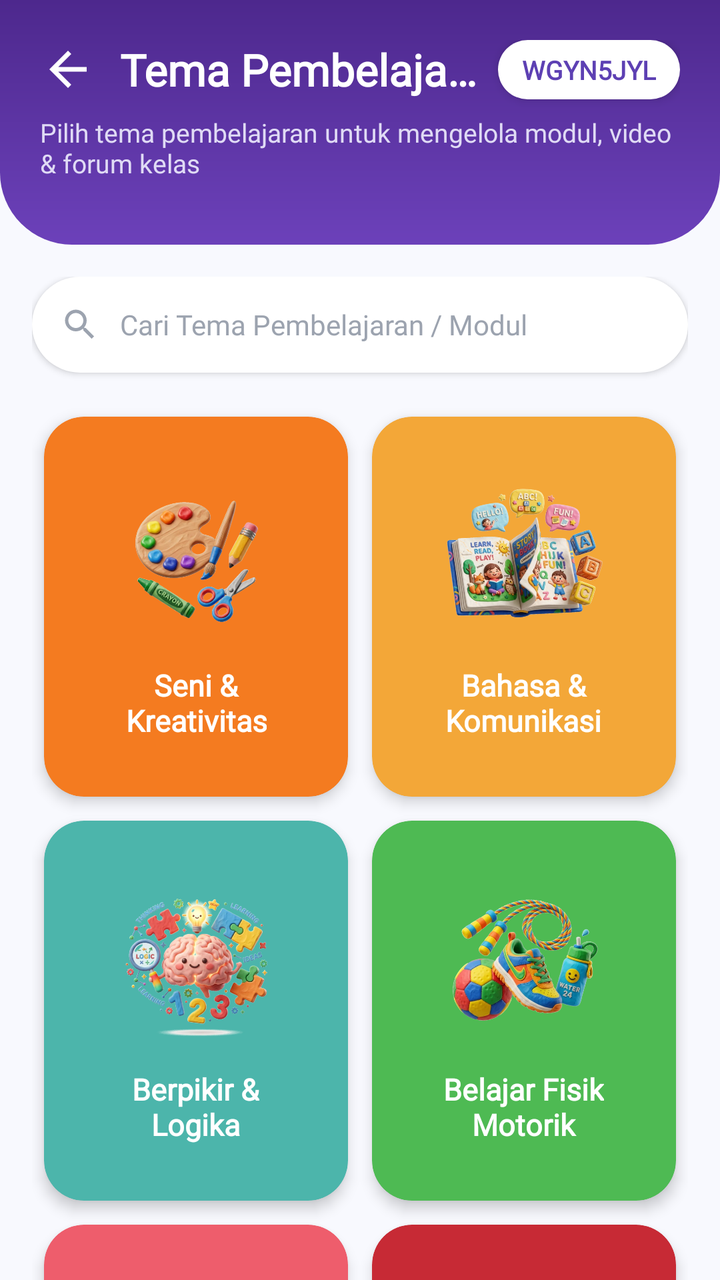
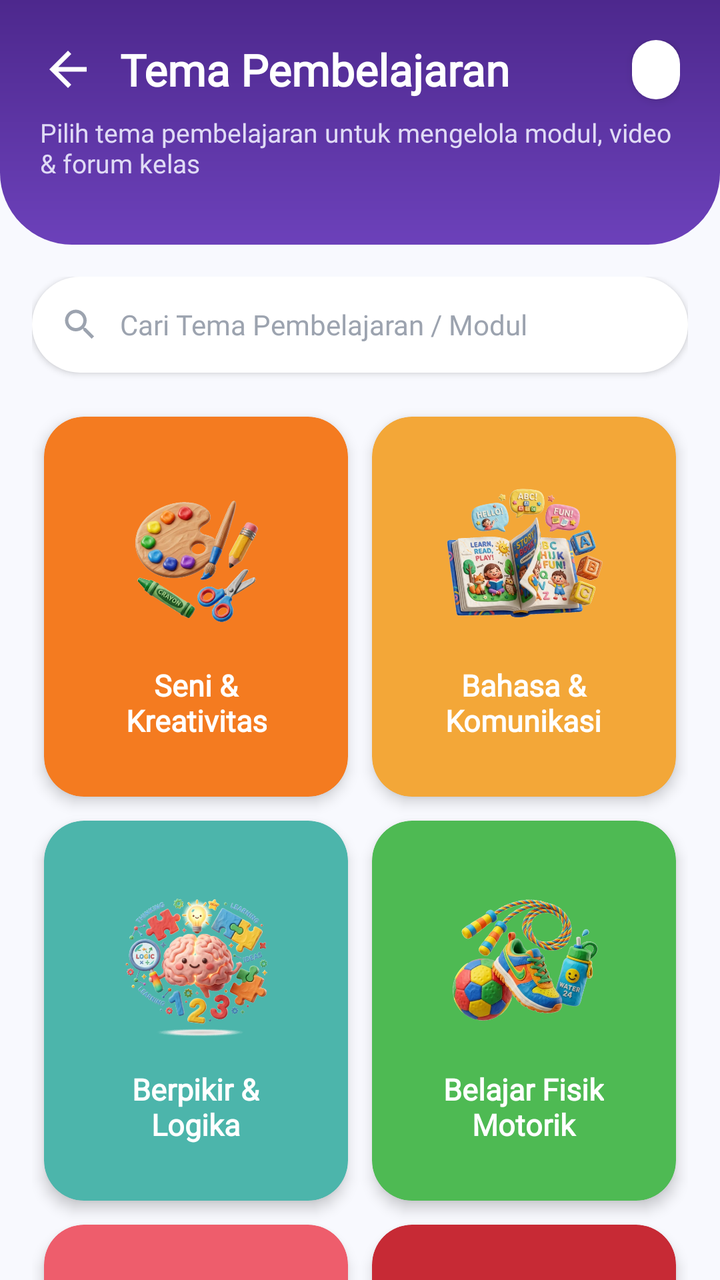

Compare the two renders of this Android layout. The source of the first and the diff that turns it into the second are given below.
<!-- AndroidManifest.xml: application theme Theme.KiboozApp -->
<!-- res/layout/activity_tema_kelas_guru.xml -->
<?xml version="1.0" encoding="utf-8"?>
<androidx.constraintlayout.widget.ConstraintLayout xmlns:android="http://schemas.android.com/apk/res/android"
    xmlns:app="http://schemas.android.com/apk/res-auto"
    android:layout_width="match_parent"
    android:layout_height="match_parent"
    android:background="@color/kibooz_background">

    
    <androidx.constraintlayout.widget.ConstraintLayout
        android:id="@+id/clTopBar"
        android:layout_width="match_parent"
        android:layout_height="wrap_content"
        android:background="@drawable/bg_header_curved_purple"
        android:paddingHorizontal="20dp"
        android:paddingTop="20dp"
        android:paddingBottom="32dp"
        app:layout_constraintTop_toTopOf="parent">

        <ImageView
            android:id="@+id/ivBack"
            android:layout_width="28dp"
            android:layout_height="28dp"
            android:background="?attr/selectableItemBackgroundBorderless"
            android:contentDescription="Kembali"
            android:src="@drawable/ic_arrow_back"
            app:layout_constraintBottom_toBottomOf="@+id/tvHeaderTitle"
            app:layout_constraintStart_toStartOf="parent"
            app:layout_constraintTop_toTopOf="@+id/tvHeaderTitle"
            app:tint="@color/kibooz_white" />

        <TextView
            android:id="@+id/tvHeaderTitle"
            android:layout_width="0dp"
            android:layout_height="wrap_content"
            android:layout_marginStart="12dp"
            android:layout_marginEnd="10dp"
            android:ellipsize="end"
            android:fontFamily="@font/baloo2"
            android:maxLines="1"
            android:text="Tema Pembelajaran"
            android:textColor="@color/kibooz_white"
            android:textSize="22sp"
            android:textStyle="bold"
            app:layout_constraintEnd_toStartOf="@+id/btnKodeKelasPill"
            app:layout_constraintStart_toEndOf="@+id/ivBack"
            app:layout_constraintTop_toTopOf="parent" />

        <LinearLayout
            android:id="@+id/btnKodeKelasPill"
            android:layout_width="wrap_content"
            android:layout_height="wrap_content"
            android:background="@drawable/bg_pill_gabung_kelas"
            android:clickable="true"
            android:elevation="3dp"
            android:focusable="true"
            android:foreground="?attr/selectableItemBackground"
            android:gravity="center_vertical"
            android:orientation="horizontal"
            android:paddingHorizontal="12dp"
            android:paddingVertical="6dp"
            app:layout_constraintBottom_toBottomOf="@+id/tvHeaderTitle"
            app:layout_constraintEnd_toEndOf="parent"
            app:layout_constraintTop_toTopOf="@+id/tvHeaderTitle">

            <TextView
                android:id="@+id/tvKodeKelasBadge"
                android:layout_width="wrap_content"
                android:layout_height="wrap_content"
                android:fontFamily="@font/baloo2"
                android:text="WGYN5JYL"
                android:textColor="@color/kibooz_primary_purple"
                android:textSize="13sp"
                android:textStyle="bold" />

        </LinearLayout>

        <TextView
            android:id="@+id/tvSubtitleTema"
            android:layout_width="0dp"
            android:layout_height="wrap_content"
            android:layout_marginTop="8dp"
            android:fontFamily="@font/baloo2"
            android:text="Pilih tema pembelajaran untuk mengelola modul, video &amp; forum kelas"
            android:textColor="#E0DBF5"
            android:textSize="13sp"
            app:layout_constraintEnd_toEndOf="parent"
            app:layout_constraintStart_toStartOf="parent"
            app:layout_constraintTop_toBottomOf="@+id/tvHeaderTitle" />

    </androidx.constraintlayout.widget.ConstraintLayout>

    
    <androidx.core.widget.NestedScrollView
        android:layout_width="match_parent"
        android:layout_height="0dp"
        android:fillViewport="true"
        app:layout_constraintBottom_toBottomOf="parent"
        app:layout_constraintTop_toBottomOf="@+id/clTopBar">

        <LinearLayout
            android:layout_width="match_parent"
            android:layout_height="wrap_content"
            android:orientation="vertical"
            android:paddingHorizontal="16dp"
            android:paddingTop="16dp"
            android:paddingBottom="28dp">

            
            <LinearLayout
                android:layout_width="match_parent"
                android:layout_height="48dp"
                android:background="@drawable/bg_card_white"
                android:elevation="2dp"
                android:gravity="center_vertical"
                android:orientation="horizontal"
                android:paddingHorizontal="14dp">

                <ImageView
                    android:layout_width="20dp"
                    android:layout_height="20dp"
                    android:contentDescription="Cari"
                    android:src="@drawable/ic_search"
                    app:tint="@color/kibooz_text_muted" />

                <EditText
                    android:id="@+id/etSearchTema"
                    android:layout_width="match_parent"
                    android:layout_height="match_parent"
                    android:layout_marginStart="10dp"
                    android:background="@null"
                    android:fontFamily="@font/baloo2"
                    android:hint="Cari Tema Pembelajaran / Modul"
                    android:imeOptions="actionSearch"
                    android:importantForAutofill="no"
                    android:inputType="text"
                    android:textColor="@color/kibooz_text_dark"
                    android:textColorHint="@color/kibooz_text_muted"
                    android:textSize="14sp" />

            </LinearLayout>

            
            <GridLayout
                android:layout_width="match_parent"
                android:layout_height="wrap_content"
                android:layout_marginTop="16dp"
                android:columnCount="2"
                android:useDefaultMargins="true">

                
                <com.google.android.material.card.MaterialCardView
                    android:id="@+id/cardMapelSeni"
                    android:layout_width="0dp"
                    android:layout_height="190dp"
                    android:layout_columnWeight="1"
                    android:layout_margin="6dp"
                    android:clickable="true"
                    android:focusable="true"
                    android:foreground="?attr/selectableItemBackground"
                    app:cardBackgroundColor="#F47B20"
                    app:cardCornerRadius="20dp"
                    app:cardElevation="4dp"
                    app:strokeWidth="0dp">

                    <LinearLayout
                        android:layout_width="match_parent"
                        android:layout_height="match_parent"
                        android:gravity="center"
                        android:orientation="vertical"
                        android:padding="12dp">

                        <ImageView
                            android:layout_width="86dp"
                            android:layout_height="86dp"
                            android:scaleType="fitCenter"
                            android:src="@drawable/img_mapel_seni" />

                        <TextView
                            android:layout_width="wrap_content"
                            android:layout_height="wrap_content"
                            android:layout_marginTop="10dp"
                            android:fontFamily="@font/baloo2"
                            android:gravity="center"
                            android:text="Seni &amp;\nKreativitas"
                            android:textColor="@color/kibooz_white"
                            android:textSize="15sp"
                            android:textStyle="bold" />

                    </LinearLayout>
                </com.google.android.material.card.MaterialCardView>

                
                <com.google.android.material.card.MaterialCardView
                    android:id="@+id/cardMapelBahasa"
                    android:layout_width="0dp"
                    android:layout_height="190dp"
                    android:layout_columnWeight="1"
                    android:layout_margin="6dp"
                    android:clickable="true"
                    android:focusable="true"
                    android:foreground="?attr/selectableItemBackground"
                    app:cardBackgroundColor="#F3A738"
                    app:cardCornerRadius="20dp"
                    app:cardElevation="4dp"
                    app:strokeWidth="0dp">

                    <LinearLayout
                        android:layout_width="match_parent"
                        android:layout_height="match_parent"
                        android:gravity="center"
                        android:orientation="vertical"
                        android:padding="12dp">

                        <ImageView
                            android:layout_width="86dp"
                            android:layout_height="86dp"
                            android:scaleType="fitCenter"
                            android:src="@drawable/img_mapel_bahasa" />

                        <TextView
                            android:layout_width="wrap_content"
                            android:layout_height="wrap_content"
                            android:layout_marginTop="10dp"
                            android:fontFamily="@font/baloo2"
                            android:gravity="center"
                            android:text="Bahasa &amp;\nKomunikasi"
                            android:textColor="@color/kibooz_white"
                            android:textSize="15sp"
                            android:textStyle="bold" />

                    </LinearLayout>
                </com.google.android.material.card.MaterialCardView>

                
                <com.google.android.material.card.MaterialCardView
                    android:id="@+id/cardMapelLogika"
                    android:layout_width="0dp"
                    android:layout_height="190dp"
                    android:layout_columnWeight="1"
                    android:layout_margin="6dp"
                    android:clickable="true"
                    android:focusable="true"
                    android:foreground="?attr/selectableItemBackground"
                    app:cardBackgroundColor="#4CB5AB"
                    app:cardCornerRadius="20dp"
                    app:cardElevation="4dp"
                    app:strokeWidth="0dp">

                    <LinearLayout
                        android:layout_width="match_parent"
                        android:layout_height="match_parent"
                        android:gravity="center"
                        android:orientation="vertical"
                        android:padding="12dp">

                        <ImageView
                            android:layout_width="86dp"
                            android:layout_height="86dp"
                            android:scaleType="fitCenter"
                            android:src="@drawable/img_mapel_logika" />

                        <TextView
                            android:layout_width="wrap_content"
                            android:layout_height="wrap_content"
                            android:layout_marginTop="10dp"
                            android:fontFamily="@font/baloo2"
                            android:gravity="center"
                            android:text="Berpikir &amp;\nLogika"
                            android:textColor="@color/kibooz_white"
                            android:textSize="15sp"
                            android:textStyle="bold" />

                    </LinearLayout>
                </com.google.android.material.card.MaterialCardView>

                
                <com.google.android.material.card.MaterialCardView
                    android:id="@+id/cardMapelMotorik"
                    android:layout_width="0dp"
                    android:layout_height="190dp"
                    android:layout_columnWeight="1"
                    android:layout_margin="6dp"
                    android:clickable="true"
                    android:focusable="true"
                    android:foreground="?attr/selectableItemBackground"
                    app:cardBackgroundColor="#4EBA53"
                    app:cardCornerRadius="20dp"
                    app:cardElevation="4dp"
                    app:strokeWidth="0dp">

                    <LinearLayout
                        android:layout_width="match_parent"
                        android:layout_height="match_parent"
                        android:gravity="center"
                        android:orientation="vertical"
                        android:padding="12dp">

                        <ImageView
                            android:layout_width="86dp"
                            android:layout_height="86dp"
                            android:scaleType="fitCenter"
                            android:src="@drawable/img_mapel_motorik" />

                        <TextView
                            android:layout_width="wrap_content"
                            android:layout_height="wrap_content"
                            android:layout_marginTop="10dp"
                            android:fontFamily="@font/baloo2"
                            android:gravity="center"
                            android:text="Belajar Fisik\nMotorik"
                            android:textColor="@color/kibooz_white"
                            android:textSize="15sp"
                            android:textStyle="bold" />

                    </LinearLayout>
                </com.google.android.material.card.MaterialCardView>

                
                <com.google.android.material.card.MaterialCardView
                    android:id="@+id/cardMapelAgama"
                    android:layout_width="0dp"
                    android:layout_height="190dp"
                    android:layout_columnWeight="1"
                    android:layout_margin="6dp"
                    android:clickable="true"
                    android:focusable="true"
                    android:foreground="?attr/selectableItemBackground"
                    app:cardBackgroundColor="#EE5D6C"
                    app:cardCornerRadius="20dp"
                    app:cardElevation="4dp"
                    app:strokeWidth="0dp">

                    <LinearLayout
                        android:layout_width="match_parent"
                        android:layout_height="match_parent"
                        android:gravity="center"
                        android:orientation="vertical"
                        android:padding="12dp">

                        <ImageView
                            android:layout_width="86dp"
                            android:layout_height="86dp"
                            android:scaleType="fitCenter"
                            android:src="@drawable/img_mapel_agama" />

                        <TextView
                            android:layout_width="wrap_content"
                            android:layout_height="wrap_content"
                            android:layout_marginTop="10dp"
                            android:fontFamily="@font/baloo2"
                            android:gravity="center"
                            android:text="Nilai Agama\n&amp; Moral"
                            android:textColor="@color/kibooz_white"
                            android:textSize="15sp"
                            android:textStyle="bold" />

                    </LinearLayout>
                </com.google.android.material.card.MaterialCardView>

                
                <com.google.android.material.card.MaterialCardView
                    android:id="@+id/cardMapelSosial"
                    android:layout_width="0dp"
                    android:layout_height="190dp"
                    android:layout_columnWeight="1"
                    android:layout_margin="6dp"
                    android:clickable="true"
                    android:focusable="true"
                    android:foreground="?attr/selectableItemBackground"
                    app:cardBackgroundColor="#C72A35"
                    app:cardCornerRadius="20dp"
                    app:cardElevation="4dp"
                    app:strokeWidth="0dp">

                    <LinearLayout
                        android:layout_width="match_parent"
                        android:layout_height="match_parent"
                        android:gravity="center"
                        android:orientation="vertical"
                        android:padding="12dp">

                        <ImageView
                            android:layout_width="86dp"
                            android:layout_height="86dp"
                            android:scaleType="fitCenter"
                            android:src="@drawable/img_mapel_sosial" />

                        <TextView
                            android:layout_width="wrap_content"
                            android:layout_height="wrap_content"
                            android:layout_marginTop="10dp"
                            android:fontFamily="@font/baloo2"
                            android:gravity="center"
                            android:text="Sosial &amp;\nEmotional"
                            android:textColor="@color/kibooz_white"
                            android:textSize="15sp"
                            android:textStyle="bold" />

                    </LinearLayout>
                </com.google.android.material.card.MaterialCardView>

            </GridLayout>

        </LinearLayout>

    </androidx.core.widget.NestedScrollView>

</androidx.constraintlayout.widget.ConstraintLayout>
<!-- resources referenced by this layout -->
<resources>
  <color name="kibooz_background">#F8F9FE</color>
  <color name="kibooz_primary_purple">#5D40B3</color>
  <color name="kibooz_text_dark">#1E1B4B</color>
  <color name="kibooz_text_muted">#9CA3AF</color>
  <color name="kibooz_white">#FFFFFF</color>
  <!-- drawable bg_card_white (drawable) -->
  <?xml version="1.0" encoding="utf-8"?>
  <shape xmlns:android="http://schemas.android.com/apk/res/android"
      android:shape="rectangle">
      <solid android:color="@color/kibooz_white" />
      <corners android:radius="24dp" />
  </shape>
  <!-- drawable bg_header_curved_purple (drawable) -->
  <?xml version="1.0" encoding="utf-8"?>
  <shape xmlns:android="http://schemas.android.com/apk/res/android"
      android:shape="rectangle">
      <gradient
          android:angle="270"
          android:startColor="#4D288D"
          android:endColor="#6C41BA"
          android:type="linear" />
      <corners
          android:bottomLeftRadius="36dp"
          android:bottomRightRadius="36dp" />
  </shape>
  <!-- drawable bg_pill_gabung_kelas (drawable) -->
  <?xml version="1.0" encoding="utf-8"?>
  <shape xmlns:android="http://schemas.android.com/apk/res/android"
      android:shape="rectangle">
      <solid android:color="#FFFFFF" />
      <corners android:radius="20dp" />
      <padding
          android:left="14dp"
          android:top="6dp"
          android:right="14dp"
          android:bottom="6dp" />
  </shape>
  <!-- drawable ic_arrow_back (drawable) -->
  <vector xmlns:android="http://schemas.android.com/apk/res/android"
      android:width="24dp"
      android:height="24dp"
      android:viewportWidth="24"
      android:viewportHeight="24">
      <path
          android:fillColor="@color/kibooz_white"
          android:pathData="M20,11H7.83l5.59,-5.59L12,4l-8,8 8,8 1.41,-1.41L7.83,13H20v-2z" />
  </vector>
  <!-- drawable ic_search (drawable) -->
  <vector xmlns:android="http://schemas.android.com/apk/res/android"
      android:width="24dp"
      android:height="24dp"
      android:viewportWidth="24"
      android:viewportHeight="24">
      <path
          android:fillColor="@color/kibooz_text_muted"
          android:pathData="M15.5,14h-0.79l-0.28,-0.27C15.41,12.59 16,11.11 16,9.5 16,5.91 13.09,3 9.5,3S3,5.91 3,9.5 5.91,16 9.5,16c1.61,0 3.09,-0.59 4.23,-1.57l0.27,0.28v0.79l5,4.99L20.49,19l-4.99,-5zm-6,0C7.01,14 5,11.99 5,9.5S7.01,5 9.5,5 14,7.01 14,9.5 11.99,14 9.5,14z" />
  </vector>
  <!-- drawable img_mapel_agama: webp bitmap (drawable-nodpi, 19654 bytes) -->
  <!-- drawable img_mapel_bahasa: webp bitmap (drawable-nodpi, 57684 bytes) -->
  <!-- drawable img_mapel_logika: webp bitmap (drawable-nodpi, 67342 bytes) -->
  <!-- drawable img_mapel_motorik: webp bitmap (drawable-nodpi, 46420 bytes) -->
  <!-- drawable img_mapel_seni: webp bitmap (drawable-nodpi, 31800 bytes) -->
  <!-- drawable img_mapel_sosial: webp bitmap (drawable-nodpi, 42396 bytes) -->
  <style name="Theme.KiboozApp" parent="Theme.Material3.Light.NoActionBar">
          
          <item name="colorPrimary">@color/kibooz_primary_purple</item>
          <item name="colorPrimaryVariant">@color/kibooz_purple_dark</item>
          <item name="colorOnPrimary">@color/kibooz_white</item>
          
          <item name="colorSecondary">@color/kibooz_yellow_accent</item>
          <item name="colorSecondaryVariant">@color/kibooz_yellow_gradient_end</item>
          <item name="colorOnSecondary">@color/kibooz_white</item>
          
          <item name="android:statusBarColor">@color/kibooz_primary_purple</item>
          <item name="android:windowLightStatusBar">false</item>
          
          <item name="android:navigationBarColor">@color/kibooz_nav_bar_gray</item>
          <item name="android:windowLightNavigationBar" tools:targetApi="o_mr1">true</item>
          
          <item name="android:windowBackground">@color/kibooz_background</item>
      </style>
  <color name="kibooz_purple_dark">#472F91</color>
  <color name="kibooz_yellow_accent">#FD9C27</color>
  <color name="kibooz_yellow_gradient_end">#F67E02</color>
  <color name="kibooz_nav_bar_gray">#E2E2E8</color>
</resources>

<!-- the commit's change to res/layout/activity_tema_kelas_guru.xml (unified diff, before → after) -->
@@ -67,7 +67,6 @@
                 android:layout_width="wrap_content"
                 android:layout_height="wrap_content"
                 android:fontFamily="@font/baloo2"
-                android:text="WGYN5JYL"
                 android:textColor="@color/kibooz_primary_purple"
                 android:textSize="13sp"
                 android:textStyle="bold" />
